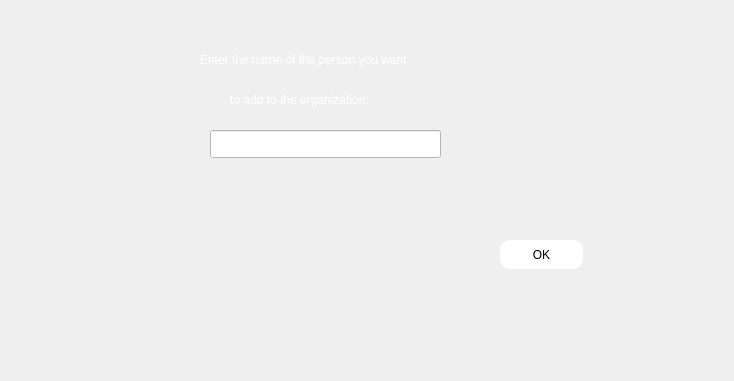
Shayanrava/APproject, file enter/add_people.ui: the form before one commit.
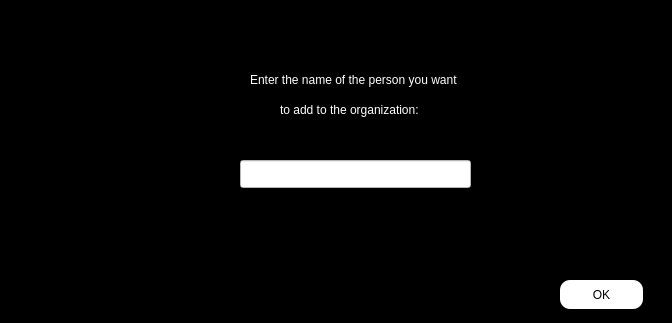
The form after the commit.

Commit message: add_people ui developed

What changed in the file:
```diff
--- a/enter/add_people.ui
+++ b/enter/add_people.ui
@@ -6,18 +6,24 @@
    <rect>
     <x>0</x>
     <y>0</y>
-    <width>734</width>
-    <height>381</height>
+    <width>672</width>
+    <height>323</height>
    </rect>
   </property>
   <property name="windowTitle">
    <string>Form</string>
   </property>
+  <property name="styleSheet">
+   <string notr="true">#add_people
+{
+background-color:black;
+}</string>
+  </property>
   <widget class="QLabel" name="label_2">
    <property name="geometry">
     <rect>
-     <x>230</x>
-     <y>90</y>
+     <x>280</x>
+     <y>100</y>
      <width>191</width>
      <height>20</height>
     </rect>
@@ -35,8 +41,8 @@
   <widget class="QLineEdit" name="led_addPepole">
    <property name="geometry">
     <rect>
-     <x>210</x>
-     <y>130</y>
+     <x>240</x>
+     <y>160</y>
      <width>231</width>
      <height>28</height>
     </rect>
@@ -51,8 +57,8 @@
   <widget class="QPushButton" name="pbn_addPepole">
    <property name="geometry">
     <rect>
-     <x>500</x>
-     <y>240</y>
+     <x>560</x>
+     <y>280</y>
      <width>83</width>
      <height>29</height>
     </rect>
@@ -76,8 +82,8 @@
   <widget class="QLabel" name="label">
    <property name="geometry">
     <rect>
-     <x>200</x>
-     <y>50</y>
+     <x>250</x>
+     <y>70</y>
      <width>271</width>
      <height>20</height>
     </rect>
```
